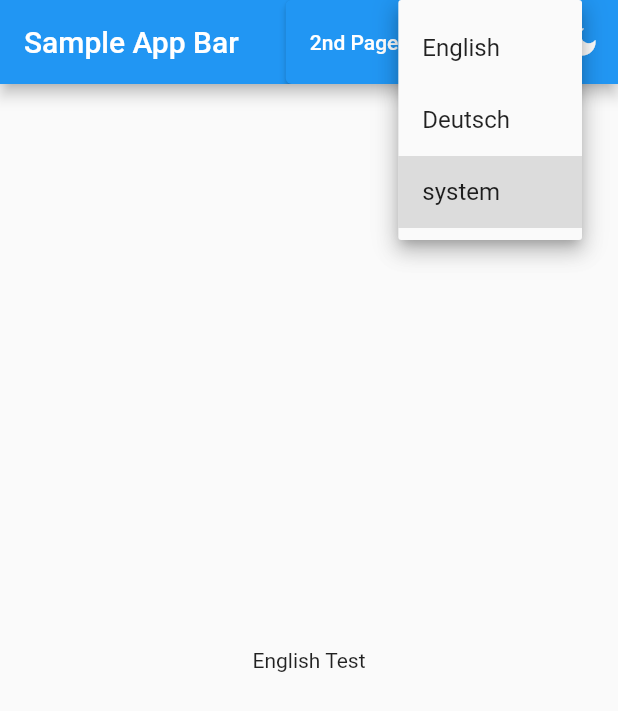
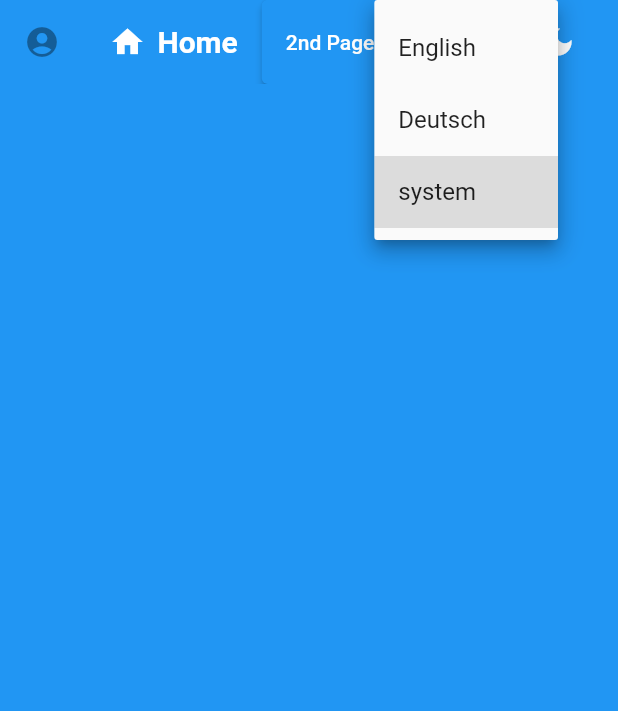
Before and after one commit to Ronho/personal-website, a Flutter app: the screen it shows after launch, after a tap on the "brightness high" icon, after a tap on "system", on a phone screen of 412 x 824 dp. Shown: the top 711 px of the screen. Run offline on Flutter 3.47's test engine with Material 2 defaults, Android fonts, the phone set to English and light mode, and no system bars; our stand-ins replace get, get_storage.

Commit message:
initial commit

```diff
--- a/lib/components/app_bar.dart
+++ /dev/null
@@ -1,11 +0,0 @@
-import 'package:flutter/material.dart';
-
-class CustomAppBar extends AppBar implements PreferredSizeWidget {
-  CustomAppBar({Key? key}) : super(key: key);
-
-
-  @override
-  Widget build(BuildContext context) {
-    return AppBar( title: Text("Sample App Bar") );
-  }
-}
--- /dev/null
+++ b/lib/components/footer.dart
@@ -0,0 +1,22 @@
+import 'package:flutter/material.dart';
+
+import 'package:personal_website/controller/theme.dart';
+import 'package:personal_website/controller/locale.dart';
+
+class Footer extends StatelessWidget implements PreferredSizeWidget {
+  Footer({Key? key}) : super(key: key);
+
+  @override
+  Size get preferredSize => const Size(double.infinity, 56);
+
+  final ThemeController themeController = ThemeController.to;
+  final LocaleController localeController = LocaleController.to;
+
+  Widget build(BuildContext context) {
+    return Container(
+      width: preferredSize.width,
+      height: preferredSize.height,
+      color: Colors.black,
+    );
+  }
+}
--- /dev/null
+++ b/lib/components/nav_bar.dart
@@ -0,0 +1,88 @@
+import 'package:flutter/material.dart';
+import 'package:get/get.dart';
+
+import 'package:personal_website/controller/theme.dart';
+import 'package:personal_website/controller/locale.dart';
+import 'package:personal_website/components/nav_button.dart';
+
+class NavBar extends StatelessWidget implements PreferredSizeWidget {
+  NavBar({Key? key}) : super(key: key);
+
+  @override
+  Size get preferredSize => const Size(double.infinity, 56);
+
+  final ThemeController themeController = ThemeController.to;
+  final LocaleController localeController = LocaleController.to;
+
+  Widget build(BuildContext context) {
+    return Obx(() {
+      return AppBar(
+        automaticallyImplyLeading: false,
+        leading: const IconButton(
+          icon: Icon(Icons.account_circle),
+          onPressed: null,
+        ),
+        centerTitle: true,
+        title: Row(
+          mainAxisSize: MainAxisSize.min,
+          children: const [
+            NavButton(),
+          ],
+        ),
+        actions: [
+          ElevatedButton(
+            child: const Text('2nd Page'),
+            onPressed: () {
+              Get.toNamed('/projects');
+            },
+          ),
+          // Buttons to change locale and language
+          DropdownButton<String>(
+            value: localeController.localeString,
+            onChanged: (value) async {
+              if (value != null) {
+                await localeController.saveLocale(value);
+                Get.updateLocale(localeController.locale);
+              }
+            },
+            items: [
+              DropdownMenuItem(
+                value: 'en_US',
+                child: Text('en_US'.tr),
+              ),
+              DropdownMenuItem(
+                value: 'de_DE',
+                child: Text('de_DE'.tr),
+              ),
+              DropdownMenuItem(
+                value: 'system',
+                child: Text('system'.tr),
+              ),
+            ],
+          ),
+
+          // Buttons to change theme
+          if (ThemeController.isLight(themeController.themeModeString))
+            IconButton(
+              onPressed: () async {
+                await themeController.saveThemeMode('dark');
+                Get.changeThemeMode(themeController.themeMode);
+              },
+              icon: const Icon(Icons.dark_mode),
+            )
+          else
+            IconButton(
+              onPressed: () async {
+                await themeController.saveThemeMode('light');
+                Get.changeThemeMode(themeController.themeMode);
+              },
+              icon: const Icon(Icons.brightness_high),
+            ),
+          const SizedBox(
+            width: 16,
+          ),
+        ],
+      );
+    });
+  }
+}
--- /dev/null
+++ b/lib/components/nav_button.dart
@@ -0,0 +1,46 @@
+import 'package:flutter/material.dart';
+
+class NavButton extends StatefulWidget {
+  const NavButton({Key? key}) : super(key: key);
+
+  @override
+  State<NavButton> createState() => _NavButtonState();
+}
+
+class _NavButtonState extends State<NavButton> {
+  bool hover = false;
+  Color color = Colors.white;
+
+  @override
+  Widget build(BuildContext context) {
+    return GestureDetector(
+      onTap: () {
+      },
+      child: MouseRegion(
+        onEnter: (event) {
+          setState(() {
+            color = Colors.black;
+          });
+        },
+        onExit: (event) {
+          setState(() {
+            color = Colors.white;
+          });
+        },
+        child: Row(
+          children: [
+            Icon(
+              Icons.home,
+              color: color,
+            ),
+            const SizedBox(width: 8),
+            Text(
+              'Home',
+              style: TextStyle(color: color, fontWeight: FontWeight.bold),
+            ),
+          ],
+        ),
+      ),
+    );
+  }
+}
--- a/lib/main.dart
+++ b/lib/main.dart
@@ -3,6 +3,7 @@ import 'package:get/get.dart';
 import 'package:get_storage/get_storage.dart';
 
 import 'package:personal_website/i18n/messages.dart';
+import 'package:personal_website/screens/landing.dart';
 import 'package:personal_website/screens/projects.dart';
 import 'package:personal_website/theme/themes.dart';
 import 'package:personal_website/screens/not_found.dart';
@@ -39,7 +40,7 @@ class MyApp extends StatelessWidget {
       getPages: [
         GetPage(
           name: '/',
-          page: () => MyHomePage(),
+          page: () => const LandingScreen(),
           transition: Transition.noTransition,
         ),
         GetPage(
@@ -51,82 +52,3 @@ class MyApp extends StatelessWidget {
     );
   }
 }
-
-class MyHomePage extends StatelessWidget {
-  final ThemeController themeController = ThemeController.to;
-  final LocaleController localeController = LocaleController.to;
-
-  MyHomePage({Key? key}) : super(key: key);
-
-  @override
-  Widget build(BuildContext context) {
-    return Obx(() {
-      return Scaffold(
-        appBar: AppBar(
-          automaticallyImplyLeading: false,
-          title: const Text("Sample App Bar"),
-          actions: [
-            ElevatedButton(
-              child: const Text('2nd Page'),
-              onPressed: () {
-                Get.toNamed('/projects');
-              },
-            ),
-            // Buttons to change locale and language
-            DropdownButton<String>(
-              value: localeController.localeString,
-              onChanged: (value) async {
-                if (value != null) {
-                  await localeController.saveLocale(value);
-                  Get.updateLocale(localeController.locale);
-                }
-              },
-              items: [
-                DropdownMenuItem(
-                  value: 'en_US',
-                  child: Text('en_US'.tr),
-                ),
-                DropdownMenuItem(
-                  value: 'de_DE',
-                  child: Text('de_DE'.tr),
-                ),
-                DropdownMenuItem(
-                  value: 'system',
-                  child: Text('system'.tr),
-                ),
-              ],
-            ),
-
-            // Buttons to change theme
-            if (ThemeController.isLight(themeController.themeModeString))
-              IconButton(
-                onPressed: () async {
-                  await themeController.saveThemeMode('dark');
-                  Get.changeThemeMode(themeController.themeMode);
-                },
-                icon: const Icon(Icons.dark_mode),
-              )
-            else
-              IconButton(
-                onPressed: () async {
-                  await themeController.saveThemeMode('light');
-                  Get.changeThemeMode(themeController.themeMode);
-                },
-                icon: const Icon(Icons.brightness_high),
-              )
-          ],
-        ),
-        body: Center(
-          child: Column(
-            mainAxisAlignment: MainAxisAlignment.center,
-            children: <Widget>[
-              Text(
-                'name'.tr,
-              ),
-            ],
-          ),
-        ),
-      );
-    });
-  }
-}
--- a/lib/screens/landing.dart
+++ b/lib/screens/landing.dart
@@ -0,0 +1,32 @@
+import 'package:flutter/material.dart';
+
+import 'package:personal_website/components/nav_bar.dart';
+import 'package:personal_website/components/footer.dart';
+
+class LandingScreen extends StatelessWidget {
+  const LandingScreen({Key? key}) : super(key: key);
+
+  @override
+  Widget build(BuildContext context) {
+    final screenSize = MediaQuery.of(context).size;
+
+    return SingleChildScrollView(
+      child: Column(
+        children: [
+          NavBar(),
+          Container(
+            width: screenSize.width,
+            height: screenSize.height - 56,
+            color: Colors.blue,
+          ),
+          Container(
+            width: screenSize.width,
+            height: screenSize.height,
+            color: Colors.red,
+          ),
+          Footer(),
+        ],
+      ),
+    );
+  }
+}
--- a/pubspec.yaml
+++ b/pubspec.yaml
@@ -58,6 +58,8 @@ flutter:
   # included with your application, so that you can use the icons in
   # the material Icons class.
   uses-material-design: true
+  assets:
+    - assets/
 
   # To add assets to your application, add an assets section, like this:
   # assets:
```
Also changed, not shown: assets/data/blogs.json (added, +23 -0 lines), assets/data/certifications.json (added, +15 -0 lines), assets/data/education.json (added, +21 -0 lines), assets/data/experience.json (added, +20 -0 lines), assets/data/person.json (added, +22 -0 lines), assets/data/platforms.json (added, +14 -0 lines), assets/data/projects.json (added, +13 -0 lines), assets/data/tags.json (added, +10 -0 lines), assets/images/portrait.png (added).
